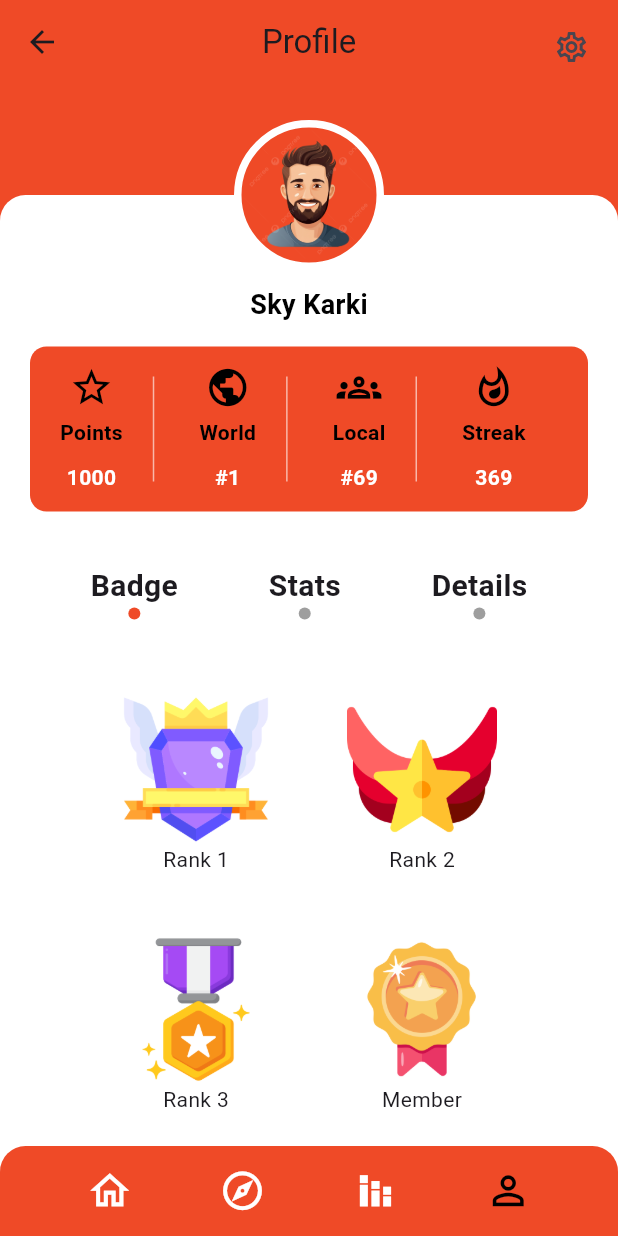
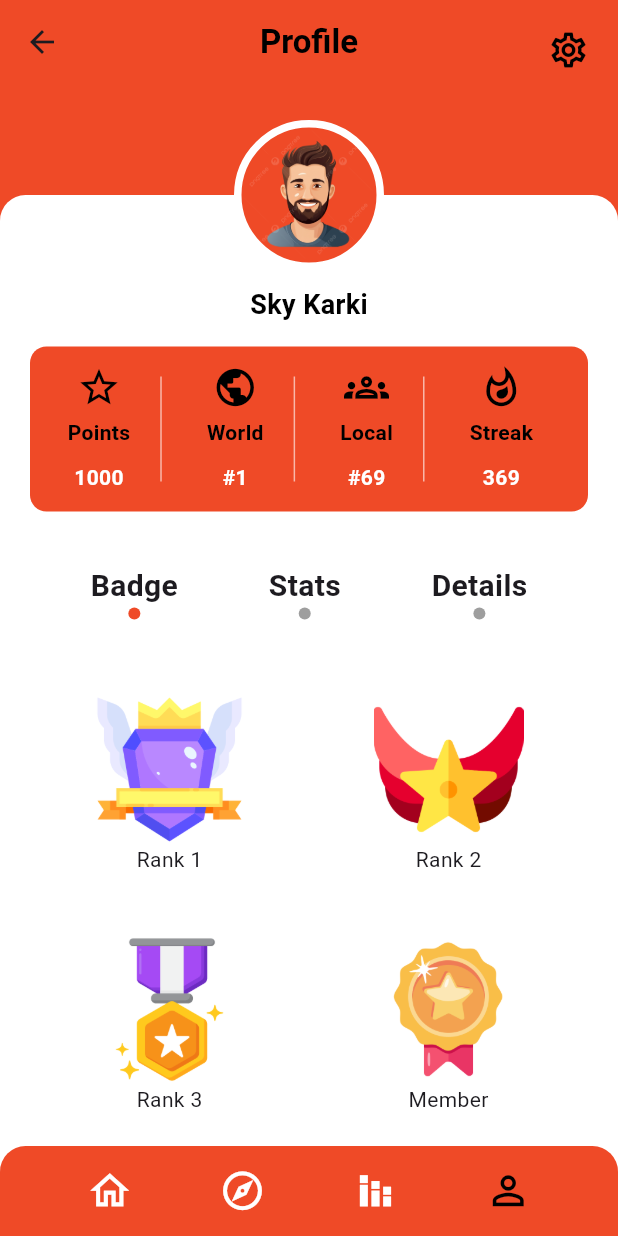
Before and after one commit to admin123KK/quizzes, a Flutter app: the Profilepage screen opened directly, on a phone screen of 412 x 824 dp. Run offline on Flutter 3.47's test engine with Material 3 defaults, Android fonts, the phone set to English and light mode, and no system bars; our stand-ins replace firebase_auth, firebase_core, video_player; accounts and stored records are empty.

```diff
--- a/lib/profilepage.dart
+++ b/lib/profilepage.dart
@@ -14,12 +14,19 @@ class _ProfilepageState extends State<Profilepage> {
     return Scaffold(
       appBar: AppBar(
         centerTitle: true,
-        title: const Text('Profile'),
+        title: const Text(
+          'Profile',
+          style: TextStyle(fontWeight: FontWeight.bold, color: Colors.black),
+        ),
         backgroundColor: const Color(0XFFEF4A27),
         actions: const [
           Padding(
             padding: EdgeInsets.all(19.0),
-            child: Icon(Icons.settings_outlined),
+            child: Icon(
+              Icons.settings_outlined,
+              color: Colors.black,
+              size: 28,
+            ),
           )
         ],
       ),
@@ -88,10 +95,10 @@ class _ProfilepageState extends State<Profilepage> {
                                   ),
                                   child: Padding(
                                     padding: const EdgeInsets.symmetric(
-                                        horizontal: 20),
+                                        horizontal: 25),
                                     child: Row(
                                       mainAxisAlignment:
-                                          MainAxisAlignment.start,
+                                          MainAxisAlignment.center,
                                       children: [
                                         _buildStateItem(Icons.star_outline,
                                             'Points', '1000'),
@@ -216,6 +223,9 @@ class _ProfilepageState extends State<Profilepage> {
                                   const Text('Rank 1')
                                 ],
                               ),
+                              const SizedBox(
+                                width: 20,
+                              ),
                               Column(
                                 children: [
                                   Container(
@@ -248,6 +258,9 @@ class _ProfilepageState extends State<Profilepage> {
                                   ),
                                   const Text('Rank 3')
                                 ],
+                              ),
+                              const SizedBox(
+                                width: 20,
                               ),
                               Column(
                                 children: [
```
